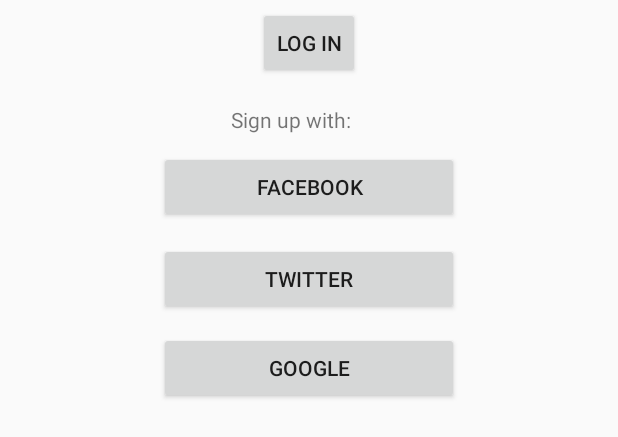
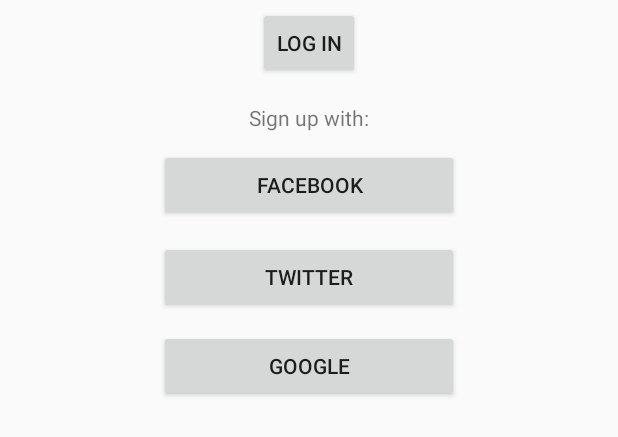
Before and after one commit to SeasonFour/Dishi, an Android app: the layout content_recommended.xml on its own in the app's theme, with its tools: preview values and no code run, on a phone screen of 412 x 824 dp. Shown: the part 257-694 px from the top of the screen. Run offline under Robolectric (Android 15) with nearby library versions, the phone set to English and light mode, and no system bars.

Commit message:
recommended UI - semi-complete

```diff
--- a/app/build.gradle
+++ b/app/build.gradle
@@ -24,4 +24,6 @@ dependencies {
     testCompile 'junit:junit:4.12'
     compile 'com.android.support:appcompat-v7:23.1.1'
     compile 'com.android.support:design:23.1.1'
+    compile 'com.android.support:recyclerview-v7:23.1.1'
+    compile 'com.android.support:cardview-v7:23.1.1'
 }
--- a/app/src/main/res/layout/content_recommended.xml
+++ b/app/src/main/res/layout/content_recommended.xml
@@ -50,9 +50,9 @@
         android:layout_height="wrap_content"
         android:text="@string/text"
         android:id="@+id/textView2"
+        android:layout_marginTop="16dp"
         android:layout_below="@+id/LoginButton"
-        android:layout_alignEnd="@+id/editText2"
-        android:layout_marginTop="17dp" />
+        android:layout_centerHorizontal="true" />
 
     <Button
         android:layout_width="200dp"
```
Also changed, not shown: 1 other file.
